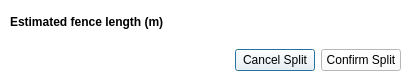
Old version of the form mlapp/src/tools/split_paddock/split_paddock_dialog_base.ui in the repository Trailmarker/paddock-power.
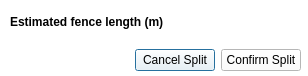
New version of the form.

Commit message: calculate and display approximate length as fence is sketched for Split Paddock (PP-8)

```diff
--- a/mlapp/src/tools/split_paddock/split_paddock_dialog_base.ui
+++ b/mlapp/src/tools/split_paddock/split_paddock_dialog_base.ui
@@ -6,7 +6,7 @@
    <rect>
     <x>0</x>
     <y>0</y>
-    <width>408</width>
+    <width>308</width>
     <height>76</height>
    </rect>
   </property>
@@ -24,7 +24,7 @@
     <rect>
      <x>10</x>
      <y>0</y>
-     <width>391</width>
+     <width>291</width>
      <height>71</height>
     </rect>
    </property>
```
Left out of the diff: 1 changed line with no effect on the pictures. The commit also changes 2 other files.
